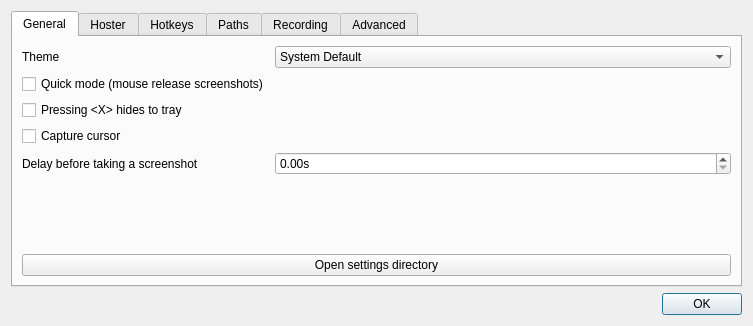
This is src/settingsdialog.ui in Gurkengewuerz/KShare as Qt 5 draws it before an edit. The edited form follows.
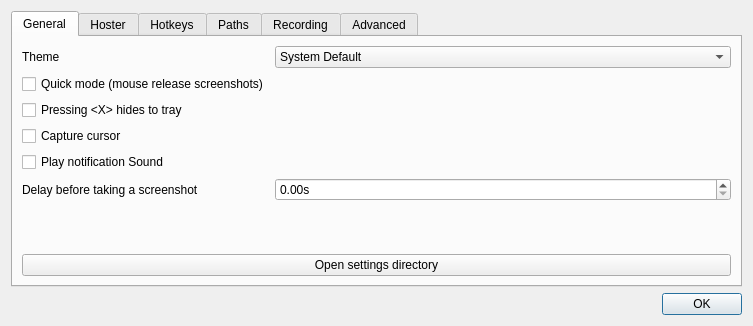
This is the edited form.

Commit message: added option to disable notification sound

What changed in the file:
```diff
--- a/src/settingsdialog.ui
+++ b/src/settingsdialog.ui
@@ -88,14 +88,14 @@
            </property>
           </widget>
          </item>
-         <item row="6" column="0">
+         <item row="7" column="0">
           <widget class="QLabel" name="label_3">
            <property name="text">
             <string>Delay before taking a screenshot</string>
            </property>
           </widget>
          </item>
-         <item row="6" column="1">
+         <item row="7" column="1">
           <widget class="QDoubleSpinBox" name="delay">
            <property name="toolTip">
             <string>In seconds</string>
@@ -108,6 +108,13 @@
            </property>
           </widget>
          </item>
+         <item row="6" column="0">
+          <widget class="QCheckBox" name="playSound">
+           <property name="text">
+            <string>Play notification Sound</string>
+           </property>
+          </widget>
+         </item>
         </layout>
        </item>
        <item row="1" column="0">
```
The commit also changes 2 other files.
